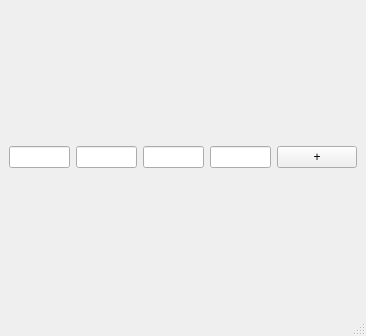
Qt form To Do.ui (HananeKheirandish/Assignment-20---Mini-Project-2) before a commit.
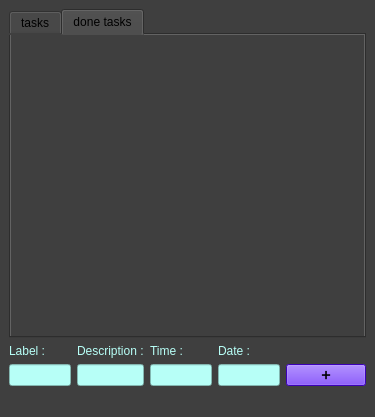
The same form after that commit.

The edit to the form file:
```diff
--- a/To Do.ui
+++ b/To Do.ui
@@ -6,21 +6,61 @@
    <rect>
     <x>0</x>
     <y>0</y>
-    <width>366</width>
-    <height>336</height>
+    <width>375</width>
+    <height>417</height>
    </rect>
   </property>
   <property name="windowTitle">
    <string>To Do list</string>
   </property>
+  <property name="styleSheet">
+   <string notr="true">background-color: rgb(63, 63, 63);</string>
+  </property>
   <widget class="QWidget" name="centralwidget">
    <layout class="QVBoxLayout" name="verticalLayout">
     <item>
-     <layout class="QGridLayout" name="gridLayout"/>
+     <widget class="QTabWidget" name="tabWidget">
+      <property name="currentIndex">
+       <number>1</number>
+      </property>
+      <widget class="QWidget" name="tab">
+       <attribute name="title">
+        <string>tasks</string>
+       </attribute>
+       <layout class="QVBoxLayout" name="verticalLayout_2">
+        <item>
+         <layout class="QGridLayout" name="gridLayout"/>
+        </item>
+       </layout>
+      </widget>
+      <widget class="QWidget" name="tab_2">
+       <attribute name="title">
+        <string>done tasks</string>
+       </attribute>
+       <layout class="QVBoxLayout" name="verticalLayout_3">
+        <item>
+         <layout class="QGridLayout" name="gridLayout1"/>
+        </item>
+       </layout>
+      </widget>
+     </widget>
     </item>
     <item>
-     <layout class="QHBoxLayout" name="horizontalLayout">
-      <item>
+     <layout class="QGridLayout" name="gridLayout_2">
+      <item row="1" column="2">
+       <widget class="QLineEdit" name="tb_time">
+        <property name="styleSheet">
+         <string notr="true">background-color: rgb(183, 255, 247);font: 700 9pt &quot;Segoe UI&quot;;</string>
+        </property>
+        <property name="text">
+         <string/>
+        </property>
+        <property name="alignment">
+         <set>Qt::AlignCenter</set>
+        </property>
+       </widget>
+      </item>
+      <item row="1" column="0">
        <widget class="QLineEdit" name="tb_title">
         <property name="sizePolicy">
          <sizepolicy hsizetype="Expanding" vsizetype="Fixed">
@@ -31,6 +71,9 @@
         <property name="accessibleDescription">
          <string/>
         </property>
+        <property name="styleSheet">
+         <string notr="true">background-color: rgb(183, 255, 247);font: 700 9pt &quot;Segoe UI&quot;;</string>
+        </property>
         <property name="inputMask">
          <string/>
         </property>
@@ -45,7 +88,7 @@
         </property>
        </widget>
       </item>
-      <item>
+      <item row="1" column="1">
        <widget class="QLineEdit" name="tb_description">
         <property name="sizePolicy">
          <sizepolicy hsizetype="Expanding" vsizetype="Fixed">
@@ -53,16 +96,9 @@
           <verstretch>0</verstretch>
          </sizepolicy>
         </property>
-        <property name="text">
-         <string/>
+        <property name="styleSheet">
+         <string notr="true">background-color: rgb(183, 255, 247);font: 700 9pt &quot;Segoe UI&quot;;</string>
         </property>
-        <property name="alignment">
-         <set>Qt::AlignCenter</set>
-        </property>
-       </widget>
-      </item>
-      <item>
-       <widget class="QLineEdit" name="tb_time">
         <property name="text">
          <string/>
         </property>
@@ -71,17 +107,7 @@
         </property>
        </widget>
       </item>
-      <item>
-       <widget class="QLineEdit" name="tb_date">
-        <property name="text">
-         <string/>
-        </property>
-        <property name="alignment">
-         <set>Qt::AlignCenter</set>
-        </property>
-       </widget>
-      </item>
-      <item>
+      <item row="1" column="4">
        <widget class="QPushButton" name="btn_add">
         <property name="sizePolicy">
          <sizepolicy hsizetype="Expanding" vsizetype="Fixed">
@@ -89,8 +115,77 @@
           <verstretch>0</verstretch>
          </sizepolicy>
         </property>
+        <property name="styleSheet">
+         <string notr="true">background-color: rgb(82, 2, 255);</string>
+        </property>
         <property name="text">
-         <string>+</string>
+         <string>➕</string>
+        </property>
+       </widget>
+      </item>
+      <item row="1" column="3">
+       <widget class="QLineEdit" name="tb_date">
+        <property name="styleSheet">
+         <string notr="true">background-color: rgb(183, 255, 247);font: 700 9pt &quot;Segoe UI&quot;;</string>
+        </property>
+        <property name="text">
+         <string/>
+        </property>
+        <property name="alignment">
+         <set>Qt::AlignCenter</set>
+        </property>
+       </widget>
+      </item>
+      <item row="0" column="0">
+       <widget class="QLabel" name="label">
+        <property name="sizePolicy">
+         <sizepolicy hsizetype="Preferred" vsizetype="Fixed">
+          <horstretch>0</horstretch>
+          <verstretch>0</verstretch>
+         </sizepolicy>
+        </property>
+        <property name="styleSheet">
+         <string notr="true">color: rgb(183, 255, 247);
+font: 700 9pt &quot;Segoe UI&quot;;</string>
+        </property>
+        <property name="text">
+         <string>Label :</string>
+        </property>
+        <property name="alignment">
+         <set>Qt::AlignLeading|Qt::AlignLeft|Qt::AlignVCenter</set>
+        </property>
+       </widget>
+      </item>
+      <item row="0" column="1">
+       <widget class="QLabel" name="label_2">
+        <property name="styleSheet">
+         <string notr="true">color: rgb(183, 255, 247);
+font: 700 9pt &quot;Segoe UI&quot;;</string>
+        </property>
+        <property name="text">
+         <string>Description :</string>
+        </property>
+       </widget>
+      </item>
+      <item row="0" column="2">
+       <widget class="QLabel" name="label_3">
+        <property name="styleSheet">
+         <string notr="true">color: rgb(183, 255, 247);
+font: 700 9pt &quot;Segoe UI&quot;;</string>
+        </property>
+        <property name="text">
+         <string>Time :</string>
+        </property>
+       </widget>
+      </item>
+      <item row="0" column="3">
+       <widget class="QLabel" name="label_4">
+        <property name="styleSheet">
+         <string notr="true">color: rgb(183, 255, 247);
+font: 700 9pt &quot;Segoe UI&quot;;</string>
+        </property>
+        <property name="text">
+         <string>Date :</string>
         </property>
        </widget>
       </item>
```
Left out of the diff: 10 changed lines with no effect on the pictures.
